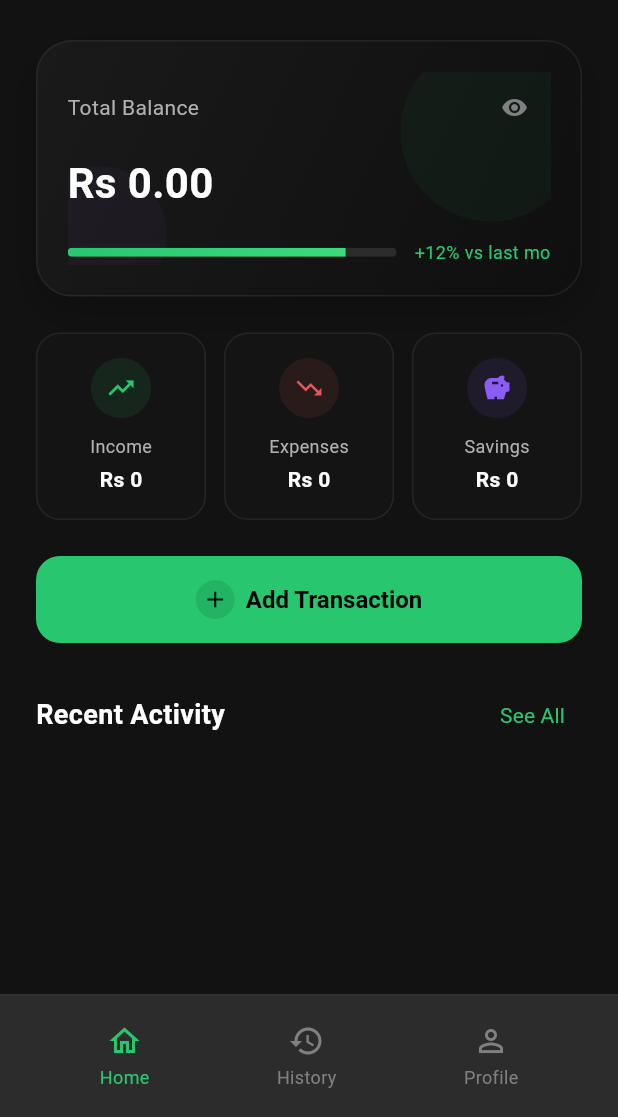
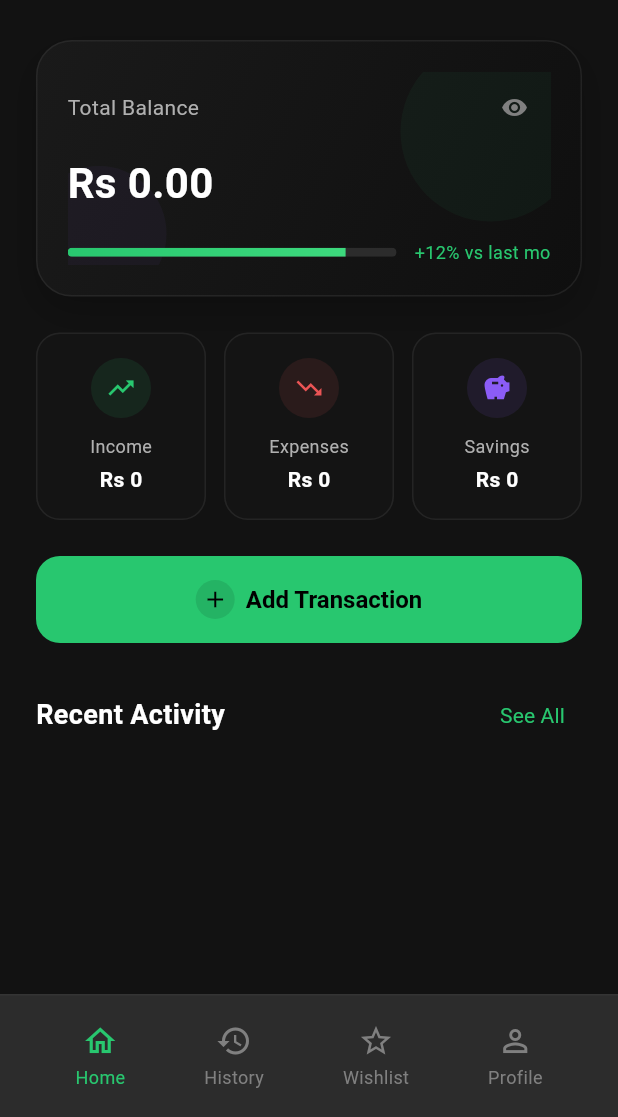
Before and after one commit to chamudithaperera/money-manager-app-flutter, a Flutter app: the screen it shows after launch, on a phone screen of 412 x 824 dp, the part 119-1236 px from its top. Run offline on Flutter 3.47's test engine with Material 3 defaults, Android fonts, the phone set to English and light mode, and no system bars; our stand-ins replace fl_chart, flutter_riverpod, image_picker, pdf, shared_preferences, sqflite; accounts and stored records are empty.

Commit message:
feat: integrate the wishlist page into the home view and bottom navigation.

```diff
--- a/lib/features/home/home_page.dart
+++ b/lib/features/home/home_page.dart
@@ -7,6 +7,7 @@ import '../../providers/transaction_providers.dart';
 import '../../shared/widgets/bottom_nav.dart';
 import '../profile/profile_page.dart';
 import '../transaction_history/history_page.dart';
+import '../wishlist/wishlist_page.dart';
 import 'models/transaction.dart';
 import 'widgets/activity_item.dart';
 import 'widgets/add_transaction_modal.dart';
@@ -45,6 +46,9 @@ class _HomePageState extends ConsumerState<HomePage> {
                   }
                   if (_activeTab == BottomTab.history) {
                     return _buildHistory(items);
+                  }
+                  if (_activeTab == BottomTab.wishlist) {
+                    return _buildWishlist();
                   }
                   return _buildProfile(items);
                 },
@@ -224,6 +228,10 @@ class _HomePageState extends ConsumerState<HomePage> {
     return ProfilePage(transactions: items);
   }
 
+  Widget _buildWishlist() {
+    return const WishlistPage();
+  }
+
   void _showAddSheet({Transaction? initial}) {
     showModalBottomSheet<void>(
       context: context,
--- a/lib/shared/widgets/bottom_nav.dart
+++ b/lib/shared/widgets/bottom_nav.dart
@@ -2,7 +2,7 @@ import 'package:flutter/material.dart';
 
 import '../../core/theme/theme.dart';
 
-enum BottomTab { home, history, profile }
+enum BottomTab { home, history, wishlist, profile }
 
 class BottomNav extends StatelessWidget {
   const BottomNav({
@@ -44,6 +44,12 @@ class BottomNav extends StatelessWidget {
                 icon: Icons.history,
                 isActive: activeTab == BottomTab.history,
                 onTap: () => onTabChange(BottomTab.history),
+              ),
+              _NavItem(
+                label: 'Wishlist',
+                icon: Icons.star_outline,
+                isActive: activeTab == BottomTab.wishlist,
+                onTap: () => onTabChange(BottomTab.wishlist),
               ),
               _NavItem(
                 label: 'Profile',
```
